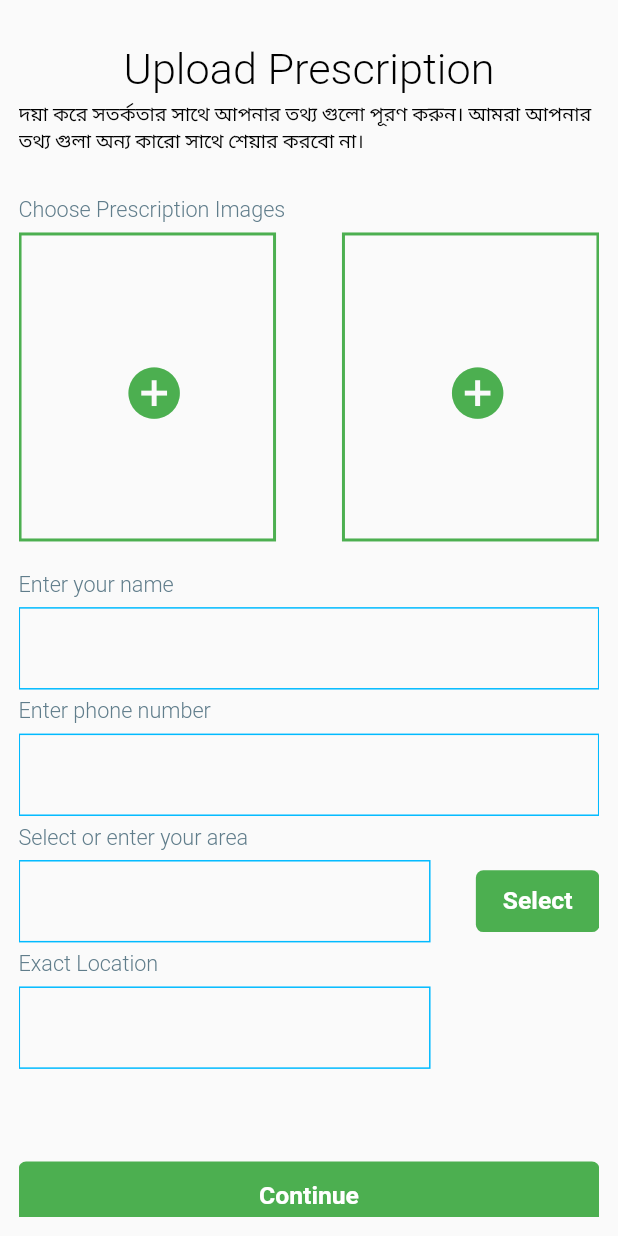
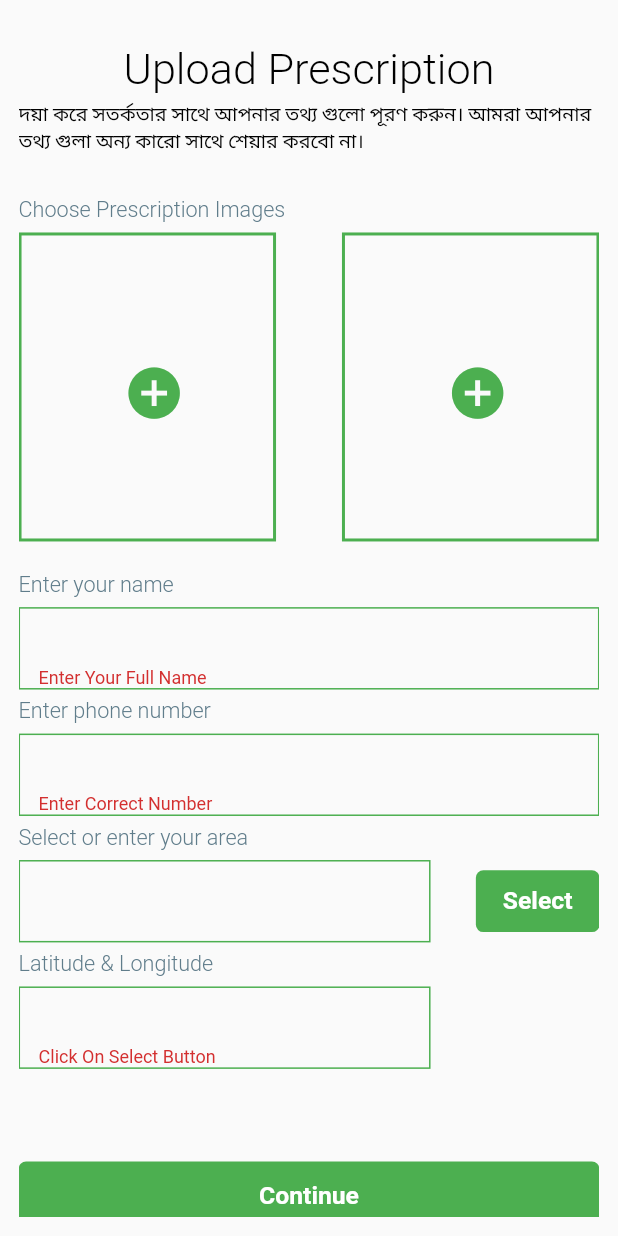
Before and after one commit to SujoySarkar/MediShop, a Flutter app: the UploadPrescription screen opened directly, after a tap on "Continue", on a phone screen of 412 x 824 dp. Run offline on Flutter 3.47's test engine with Material 2 defaults, Android fonts, the phone set to English and light mode, and no system bars; our stand-ins replace cloud_firestore, curved_navigation_bar, firebase_auth, firebase_storage, fluttertoast, image_picker and 3 more; missing offline and left inert: flutter_carousel_slider, geocoder; accounts and stored records are empty.

Commit message:
Medicine Ecommerce Application

```diff
--- a/lib/UI/BottomNav/Pages/uploadprescription.dart
+++ b/lib/UI/BottomNav/Pages/uploadprescription.dart
@@ -8,9 +8,13 @@ import 'package:location/location.dart';
 import 'package:flutter/material.dart';
 import 'package:image_picker/image_picker.dart';
 import 'package:medishop/ResponsiveDesign/sizeconfig.dart';
+import 'package:medishop/UI/BottomNav/bottomnavcontroller.dart';
 import 'package:medishop/UI/CustomWidgets/custombutton.dart';
 import 'package:medishop/UI/CustomWidgets/textboxtitle.dart';
 import 'package:intl/intl.dart';
+import 'package:medishop/logic/login.dart';
+import 'package:medishop/logic/uploadprescriptiondata.dart';
+import 'package:provider/provider.dart';
 
 class UploadPrescription extends StatefulWidget {
   @override
@@ -20,6 +24,7 @@ class UploadPrescription extends StatefulWidget {
 class _UploadPrescriptionState extends State<UploadPrescription> {
   //  Sizebox height
   double sizeboxheightvalue = SizeConfig.screenwidth * 0.015;
+  final _formkey = GlobalKey<FormState>();
 
   // tex editing controller
   TextEditingController namecontroller = TextEditingController();
@@ -79,7 +84,6 @@ class _UploadPrescriptionState extends State<UploadPrescription> {
       print(e.message);
     }
   }
-
   var urlcameraimagetwo;
   var urlgalleryimagetwo;
   Future ChooseFromCameraTwo() async {
@@ -105,7 +109,6 @@ class _UploadPrescriptionState extends State<UploadPrescription> {
       print(e.message);
     }
   }
-
   Future ChooseFromGalleryTwo() async {
     final pickedFile = await ImagePicker.pickImage(source: ImageSource.gallery);
     setState(() {
@@ -129,7 +132,6 @@ class _UploadPrescriptionState extends State<UploadPrescription> {
       print(e.message);
     }
   }
-
   LocationData myLocation;
   getUserLocation() async {
     //call this async method from whereever you need
@@ -160,7 +162,6 @@ class _UploadPrescriptionState extends State<UploadPrescription> {
     locationcontroller.text = ('${first.featureName},${first.subAdminArea}');
     return first;
   }
-
   // save data in cloud firestore
   void savetodatabase(){
     var dbTimekey=new DateTime.now();
@@ -187,6 +188,10 @@ class _UploadPrescriptionState extends State<UploadPrescription> {
 
   @override
   Widget build(BuildContext context) {
+
+    final providerdataforprescription = Provider.of<UploadPrescriptionData>(context);
+    final providerdata = Provider.of<UserLogin>(context);
+
     return Scaffold(
       body: SafeArea(
           child: Padding(
@@ -366,16 +371,29 @@ class _UploadPrescriptionState extends State<UploadPrescription> {
               SizedBox(
                 height: sizeboxheightvalue,
               ),
+
+              // text field started
+
+              Form(
+                key: _formkey,
+                child: Column(
+                crossAxisAlignment: CrossAxisAlignment.start,
+                children: <Widget>[
                   Container(
                     height: SizeConfig.screenheight / 15,
                     width: SizeConfig.screenwidth,
                     decoration:
-                    BoxDecoration(border: Border.all(color: Color(0xFF01BAFF))),
+                    BoxDecoration(border: Border.all(color: Colors.green)),
                     child: Padding(
                       padding: EdgeInsets.only(
                           left: SizeConfig.screenwidth * 0.03,
                           right: SizeConfig.screenwidth * 0.03),
-                  child: TextField(
+                      child: TextFormField(
+                        validator: (value){
+                          if(value.isEmpty){
+                            return "Enter Your Full Name";
+                          }
+                        },
                         controller: namecontroller,
                         style: TextStyle(
                           fontFamily: "Segoe UI",
@@ -406,12 +424,17 @@ class _UploadPrescriptionState extends State<UploadPrescription> {
                     height: SizeConfig.screenheight / 15,
                     width: SizeConfig.screenwidth,
                     decoration:
-                    BoxDecoration(border: Border.all(color: Color(0xFF01BAFF))),
+                    BoxDecoration(border: Border.all(color: Colors.green)),
                     child: Padding(
                       padding: EdgeInsets.only(
                           left: SizeConfig.screenwidth * 0.03,
                           right: SizeConfig.screenwidth * 0.03),
-                  child: TextField(
+                      child: TextFormField(
+                        validator: (value){
+                          if(value.length<11){
+                            return "Enter Correct Number";
+                          }
+                        },
                         controller: phonenumbercontroller,
                         keyboardType: TextInputType.number,
                         style: TextStyle(
@@ -446,12 +469,12 @@ class _UploadPrescriptionState extends State<UploadPrescription> {
                         height: SizeConfig.screenheight / 15,
                         width: SizeConfig.screenwidth / 1.5,
                         decoration: BoxDecoration(
-                        border: Border.all(color: Color(0xFF01BAFF))),
+                            border: Border.all(color: Colors.green)),
                         child: Padding(
                           padding: EdgeInsets.only(
                               left: SizeConfig.screenwidth * 0.03,
                               right: SizeConfig.screenwidth * 0.03),
-                      child: TextField(
+                          child: TextFormField(
                             controller: locationcontroller,
                             keyboardType: TextInputType.number,
                             style: TextStyle(
@@ -503,7 +526,7 @@ class _UploadPrescriptionState extends State<UploadPrescription> {
                   SizedBox(
                     height: sizeboxheightvalue,
                   ),
-              TitleText("Exact Location"),
+                  TitleText("Latitude & Longitude"),
                   SizedBox(
                     height: sizeboxheightvalue,
                   ),
@@ -511,12 +534,17 @@ class _UploadPrescriptionState extends State<UploadPrescription> {
                     height: SizeConfig.screenheight / 15,
                     width: SizeConfig.screenwidth / 1.5,
                     decoration:
-                    BoxDecoration(border: Border.all(color: Color(0xFF01BAFF))),
+                    BoxDecoration(border: Border.all(color: Colors.green)),
                     child: Padding(
                       padding: EdgeInsets.only(
                           left: SizeConfig.screenwidth * 0.03,
                           right: SizeConfig.screenwidth * 0.03),
-                  child: TextField(
+                      child: TextFormField(
+                        validator: (value){
+                          if(value.isEmpty){
+                            return "Click On Select Button";
+                          }
+                        },
                         controller: latloncontroller,
                         keyboardType: TextInputType.number,
                         style: TextStyle(
@@ -537,11 +565,39 @@ class _UploadPrescriptionState extends State<UploadPrescription> {
                       ),
                     ),
                   ),
+                ],
+              ),
+              ),
+
+
+              // textfield finish
+
+
               SizedBox(
                 height: SizeConfig.screenwidth * 0.15,
               ),
               CustomButton("Continue", () {
-                savetodatabase();
+
+                if(_formkey.currentState.validate()){
+
+                 providerdataforprescription.savePrescriptiontodatabase(urlcameraimage, urlgalleryimage, urlcameraimagetwo, urlgalleryimagetwo, namecontroller, locationcontroller, latloncontroller, phonenumbercontroller, providerdata.userid);
+                  showDialog(context:context,
+                    barrierDismissible: false,
+                    builder: (context){
+                    return AlertDialog(
+                      title: Text("Uploadded Successfully !"),
+                      content: Text("We will call you as quick as possible to confirm the order."),
+                      actions: <Widget>[
+                        RaisedButton(onPressed: (){
+                          Navigator.pop(context);
+                          Navigator.push(context, CupertinoPageRoute(builder: (context)=>BottomNavController()));
+                        },child: Text("Ok"),)
+                      ],
+                    );
+                    }
+                  );
+                }
+
               })
             ],
           ),
--- a/lib/UI/CustomWidgets/productlisthorizontal.dart
+++ b/lib/UI/CustomWidgets/productlisthorizontal.dart
@@ -90,7 +90,9 @@ Widget HorizontalProductsList(String collectionName) {
               );
             },
           );
-        } else if (snapshot.hasError) {
+        }
+
+        else if (snapshot.hasError) {
           return Center(
               child: CircularProgressIndicator(
             backgroundColor: Colors.orange,
```
Also changed, not shown: lib/UI/BottomNav/Pages/home.dart (+8 -0 lines), lib/UI/BottomNav/Pages/shoppingcart.dart (+85 -53 lines), lib/UI/BottomNav/bottomnavcontroller.dart (+29 -3 lines), lib/logic/getsum.dart (added, +7 -0 lines), lib/logic/uploadprescriptiondata.dart (added, +36 -0 lines), lib/main.dart (+7 -2 lines). Lines whose indentation alone changed are shown as unchanged.
